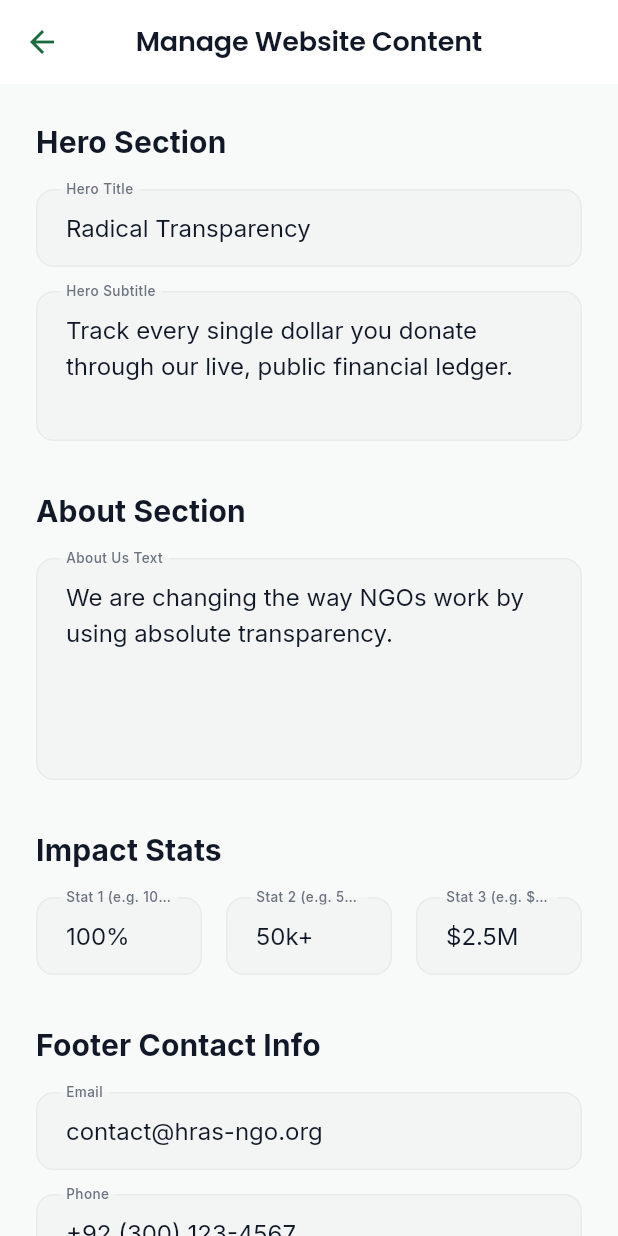
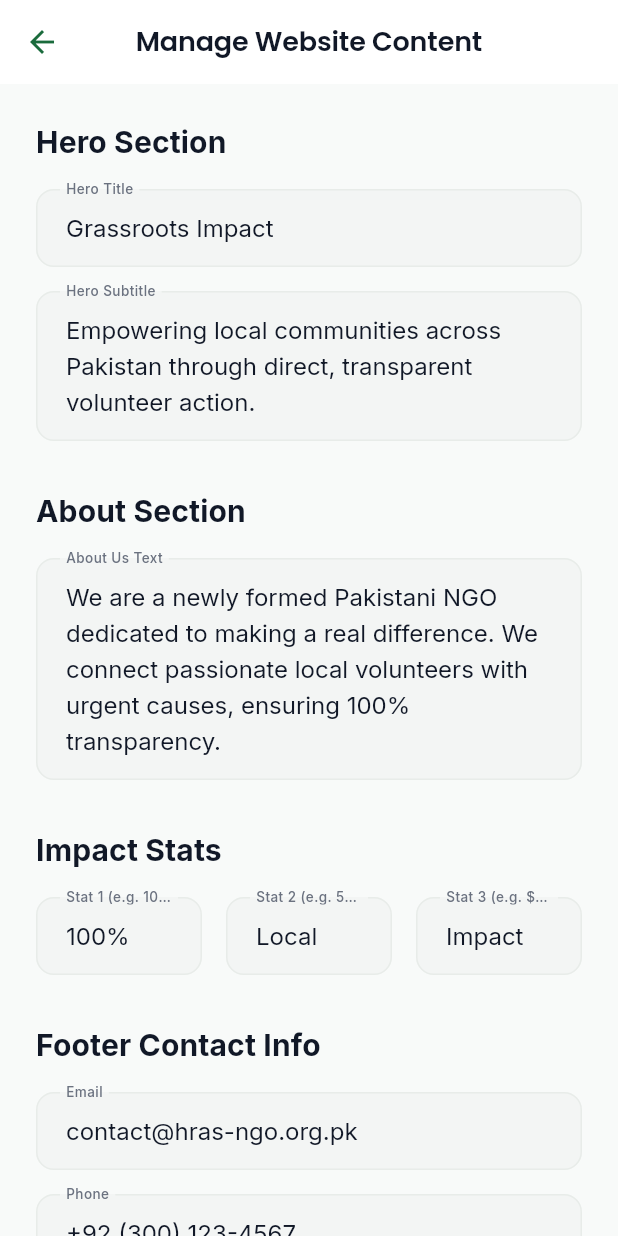
Before and after one commit to FYP-NGO-OPERATION/NGO-Operation-And-Volunteer-Management-System, a Flutter app: the ManageWebsiteScreen screen opened directly, on a phone screen of 412 x 824 dp. Run offline on Flutter 3.47's test engine with Material 3 defaults, Android fonts, the phone set to English and light mode, and no system bars; our stand-ins replace audioplayers, cached_network_image, chewie, cloud_firestore, connectivity_plus, csv and 32 more; missing offline and left inert: file_selector, google_mlkit_text_recognition, mobile_scanner; accounts and stored records are empty.

```diff
--- a/app/lib/screens/admin/manage_website_screen.dart
+++ b/app/lib/screens/admin/manage_website_screen.dart
@@ -50,51 +50,51 @@ class _ManageWebsiteScreenState extends State<ManageWebsiteScreen> {
       final doc = await FirebaseFirestore.instance.collection('website_content').doc('settings').get();
       if (doc.exists) {
         final data = doc.data()!;
-        _heroTitleCtrl.text = data['heroTitle'] ?? 'Radical Transparency';
-        _heroSubtitleCtrl.text = data['heroSubtitle'] ?? 'Track every single dollar you donate through our live, public financial ledger.';
-        _aboutCtrl.text = data['aboutText'] ?? 'We are changing the way NGOs work by using absolute transparency.';
+        _heroTitleCtrl.text = data['heroTitle'] ?? 'Grassroots Impact';
+        _heroSubtitleCtrl.text = data['heroSubtitle'] ?? 'Empowering local communities across Pakistan through direct, transparent volunteer action.';
+        _aboutCtrl.text = data['aboutText'] ?? 'We are a newly formed Pakistani NGO dedicated to making a real difference. We connect passionate local volunteers with urgent causes, ensuring 100% transparency.';
         _stat1Ctrl.text = data['stat1'] ?? '100%';
-        _stat2Ctrl.text = data['stat2'] ?? '50k+';
-        _stat3Ctrl.text = data['stat3'] ?? '\$2.5M';
-        _footerEmailCtrl.text = data['footerEmail'] ?? 'contact@hras-ngo.org';
+        _stat2Ctrl.text = data['stat2'] ?? 'Local';
+        _stat3Ctrl.text = data['stat3'] ?? 'Impact';
+        _footerEmailCtrl.text = data['footerEmail'] ?? 'contact@hras-ngo.org.pk';
         _footerPhoneCtrl.text = data['footerPhone'] ?? '+92 (300) 123-4567';
-        _footerAddressCtrl.text = data['footerAddress'] ?? '123 Relief Street, Future City, PK';
+        _footerAddressCtrl.text = data['footerAddress'] ?? 'Lahore, Pakistan';
       } else {
-        _heroTitleCtrl.text = 'Radical Transparency';
-        _heroSubtitleCtrl.text = 'Track every single dollar you donate through our live, public financial ledger.';
-        _aboutCtrl.text = 'We are changing the way NGOs work by using absolute transparency.';
+        _heroTitleCtrl.text = 'Grassroots Impact';
+        _heroSubtitleCtrl.text = 'Empowering local communities across Pakistan through direct, transparent volunteer action.';
+        _aboutCtrl.text = 'We are a newly formed Pakistani NGO dedicated to making a real difference. We connect passionate local volunteers with urgent causes, ensuring 100% transparency.';
         _stat1Ctrl.text = '100%';
-        _stat2Ctrl.text = '50k+';
-        _stat3Ctrl.text = '\$2.5M';
-        _footerEmailCtrl.text = 'contact@hras-ngo.org';
+        _stat2Ctrl.text = 'Local';
+        _stat3Ctrl.text = 'Impact';
+        _footerEmailCtrl.text = 'contact@hras-ngo.org.pk';
         _footerPhoneCtrl.text = '+92 (300) 123-4567';
-        _footerAddressCtrl.text = '123 Relief Street, Future City, PK';
+        _footerAddressCtrl.text = 'Lahore, Pakistan';
       }
 
       final aboutDoc = await FirebaseFirestore.instance.collection('website_content').doc('about_page').get();
       if (aboutDoc.exists) {
         final data = aboutDoc.data()!;
         _aboutHeroTitleCtrl.text = data['heroTitle'] ?? 'Who We Are';
-        _aboutHeroSubCtrl.text = data['heroSubtitle'] ?? 'The Humanitarian Relief and Aid Society is a global NGO dedicated to bridging the gap...';
+        _aboutHeroSubCtrl.text = data['heroSubtitle'] ?? 'The Humanitarian Relief and Aid Society (HRAS) is a newly formed, grassroots NGO dedicated to uplifting communities across Pakistan through volunteer action.';
         _missionTitleCtrl.text = data['missionTitle'] ?? 'Our Mission';
-        _missionTextCtrl.text = data['missionText'] ?? 'In a world facing unprecedented crises, the traditional model of aid is too slow and opaque...';
+        _missionTextCtrl.text = data['missionText'] ?? 'We believe that real change starts at the local level. HRAS was founded in Pakistan to bridge the gap between those who want to help and those who need it most, ensuring transparency and direct impact.';
         _val1TitleCtrl.text = data['val1Title'] ?? '100% Transparency';
-        _val1DescCtrl.text = data['val1Desc'] ?? 'Our public ledger tracks all funds.';
-        _val2TitleCtrl.text = data['val2Title'] ?? 'Global Reach';
-        _val2DescCtrl.text = data['val2Desc'] ?? 'Active in over 15 countries.';
+        _val1DescCtrl.text = data['val1Desc'] ?? 'Every donation is tracked on our public ledger.';
+        _val2TitleCtrl.text = data['val2Title'] ?? 'Grassroots Focus';
+        _val2DescCtrl.text = data['val2Desc'] ?? 'Addressing local problems with local solutions.';
         _val3TitleCtrl.text = data['val3Title'] ?? 'Volunteer-Led';
-        _val3DescCtrl.text = data['val3Desc'] ?? 'Driven by local communities.';
+        _val3DescCtrl.text = data['val3Desc'] ?? 'Driven by passionate youth across Pakistan.';
       } else {
         _aboutHeroTitleCtrl.text = 'Who We Are';
-        _aboutHeroSubCtrl.text = 'The Humanitarian Relief and Aid Society is a global NGO dedicated to bridging the gap...';
+        _aboutHeroSubCtrl.text = 'The Humanitarian Relief and Aid Society (HRAS) is a newly formed, grassroots NGO dedicated to uplifting communities across Pakistan through volunteer action.';
         _missionTitleCtrl.text = 'Our Mission';
-        _missionTextCtrl.text = 'In a world facing unprecedented crises, the traditional model of aid is too slow and opaque...';
+        _missionTextCtrl.text = 'We believe that real change starts at the local level. HRAS was founded in Pakistan to bridge the gap between those who want to help and those who need it most, ensuring transparency and direct impact.';
         _val1TitleCtrl.text = '100% Transparency';
-        _val1DescCtrl.text = 'Our public ledger tracks all funds.';
-        _val2TitleCtrl.text = 'Global Reach';
-        _val2DescCtrl.text = 'Active in over 15 countries.';
+        _val1DescCtrl.text = 'Every donation is tracked on our public ledger.';
+        _val2TitleCtrl.text = 'Grassroots Focus';
+        _val2DescCtrl.text = 'Addressing local problems with local solutions.';
         _val3TitleCtrl.text = 'Volunteer-Led';
-        _val3DescCtrl.text = 'Driven by local communities.';
+        _val3DescCtrl.text = 'Driven by passionate youth across Pakistan.';
       }
 
     } catch (e) {
```
Also changed, not shown: 6 other files.
